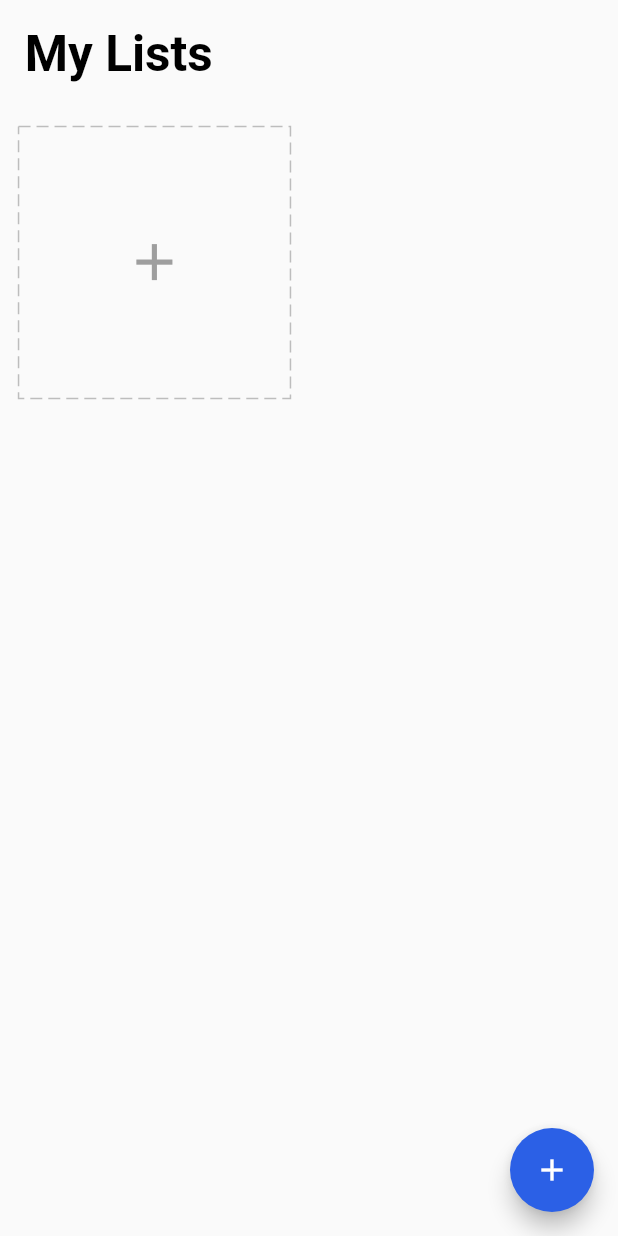
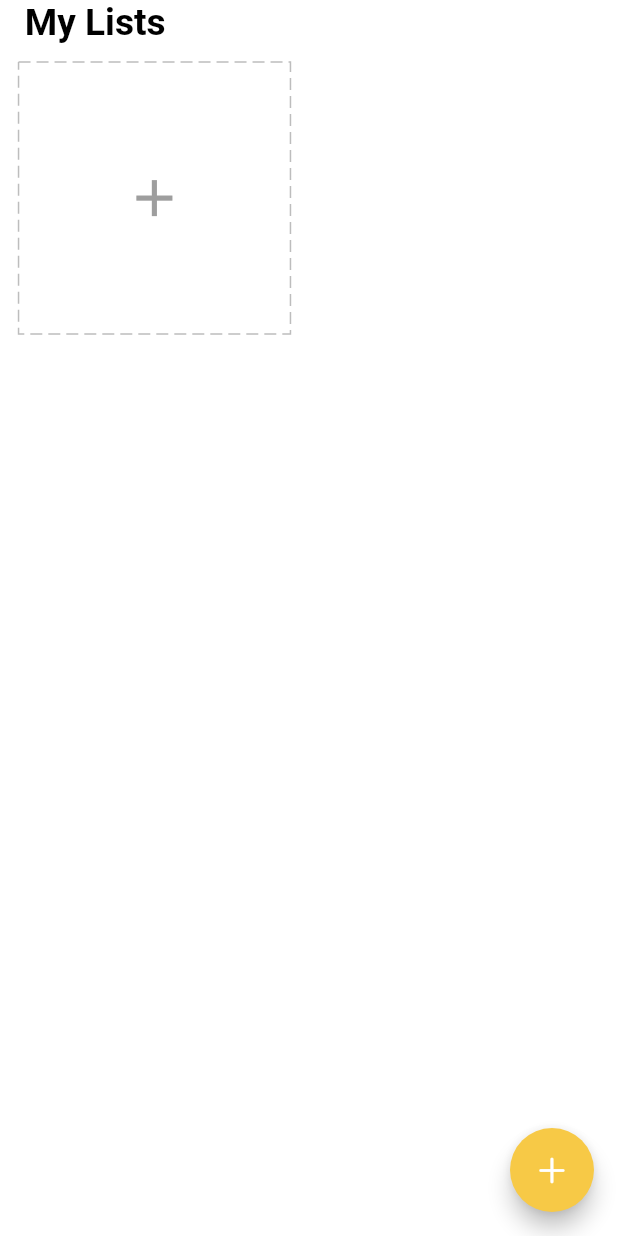
Before and after one commit to TiaanvdRiel/get_it_done_x, a Flutter app: the screen it shows after launch, on a phone screen of 412 x 824 dp. Run offline on Flutter 3.47's test engine with Material 2 defaults, Android fonts, the phone set to English and light mode, and no system bars; drawn by our look-alikes of dotted_border; our stand-ins replace equatable, flutter_easyloading, get, get_storage, step_progress_indicator.

```diff
--- a/lib/app/core/values/colors.dart
+++ b/lib/app/core/values/colors.dart
@@ -5,6 +5,7 @@ const purple = Color(0xff756bfc);
 const pink = Color(0xfff1a39a);
 const deepPink = Color(0xfffa63c6);
 const green = Color(0xff41cf9f);
-const yellow = Color(0xffeec38e);
 const lightBlue = Color(0xff42a5f5);
 const blue = Color(0xff2b60e6);
+const grey = Color.fromRGBO(229, 229, 234, 1);
+const yellow = Color.fromRGBO(247, 201, 70, 1);
--- a/lib/app/modules/home/view.dart
+++ b/lib/app/modules/home/view.dart
@@ -1,3 +1,4 @@
+import 'package:flutter/cupertino.dart';
 import 'package:flutter/material.dart';
 import 'package:get/get.dart';
 import 'package:get_it_done_x/app/core/utils/extensions.dart';
@@ -14,21 +15,47 @@ class HomePage extends GetView<HomeController> {
   @override
   Widget build(BuildContext context) {
     return Scaffold(
+      backgroundColor: Colors.white,
       body: SafeArea(
         child: ListView(
           children: [
             //TODO change out with Image
             Padding(
-              padding: EdgeInsets.all(4.0.wp),
+              padding: EdgeInsets.only(left: 4.0.wp),
               child: Text(
                 "My Lists",
                 style: TextStyle(
                   color: Colors.black,
-                  fontSize: 24.0.sp,
+                  fontSize: 18.0.sp,
                   fontWeight: FontWeight.bold,
                 ),
               ),
             ),
+
+            Obx(
+              () => ListView.builder(
+                itemCount: controller.tasks.length,
+                shrinkWrap: true,
+                physics: const ClampingScrollPhysics(),
+                itemBuilder: (context, index) {
+                  final task = controller.tasks[index];
+                  return Dismissible(
+                    key: Key(task.title.toString()), // Provide a unique key for each item.
+                    onDismissed: (_) {
+                      // Handle item dismissal here, e.g., remove the item from the list.
+                      //controller.removeTask(task);
+                    },
+                    background: Container(
+                      alignment: Alignment.centerRight,
+                      color: Colors.red,
+                      child: const Icon(CupertinoIcons.trash, color: Colors.white),
+                    ),
+                    child: TaskCard(task: task),
+                  );
+                },
+              ),
+            ),
+
             // TODO: Wrap with observable
             Obx(
               () => GridView.count(
@@ -60,13 +87,14 @@ class HomePage extends GetView<HomeController> {
         ),
       ),
       //TODO: Just remove this entire damn thing almost none of this is necessary
-      floatingActionButton: DragTarget<Task>(builder: (_, __, ___) {
+      floatingActionButton: DragTarget<Task>(
+        builder: (_, __, ___) {
           return Obx(
             () => FloatingActionButton(
               onPressed: () => Get.to(() => AddDialog(), transition: Transition.downToUp),
-            backgroundColor: controller.deleting.value ? Colors.red : blue,
+              backgroundColor: controller.deleting.value ? Colors.red : yellow,
               child: Icon(
-              controller.deleting.value ? Icons.delete : Icons.add,
+                controller.deleting.value ? Icons.delete : CupertinoIcons.add,
               ),
             ),
           );
--- a/lib/main.dart
+++ b/lib/main.dart
@@ -1,3 +1,4 @@
+import 'package:flutter/cupertino.dart';
 import 'package:flutter/material.dart';
 import 'package:get/get.dart';
 import 'package:get_it_done_x/app/data/services/storage/services.dart';
@@ -22,7 +23,7 @@ class MyApp extends StatelessWidget {
       title: 'Get(It Done)X',
       home: const HomePage(),
       initialBinding: HomeBinding(),
-      builder: EasyLoading.init(), //TODO: Might want to get rid of this and just use CupertinoLoading
+      //builder: CupertinoActivityIndicator(), //TODO: Might want to get rid of this and just use CupertinoLoading
     );
   }
 }
--- a/pubspec.yaml
+++ b/pubspec.yaml
@@ -4,19 +4,18 @@ publish_to: 'none'
 version: 1.0.0+1
 
 environment:
-  sdk: '>=3.1.0 <4.0.0'
+  sdk: '>=2.19.0 <4.0.0'
 
 dependencies:
   flutter:
     sdk: flutter
-
   cupertino_icons: ^1.0.2
 
 dev_dependencies:
   flutter_test:
     sdk: flutter
   flutter_lints: ^2.0.0
-  get: ^4.6.6
+  get: ^4.6.1
   get_storage: ^2.1.1
   equatable: ^2.0.5
   flutter_easyloading: ^3.0.5
```
Also changed, not shown: lib/app/modules/home/widgets/task_card.dart (+48 -51 lines), pubspec.lock, 3 other files. Lines whose indentation alone changed are shown as unchanged.
